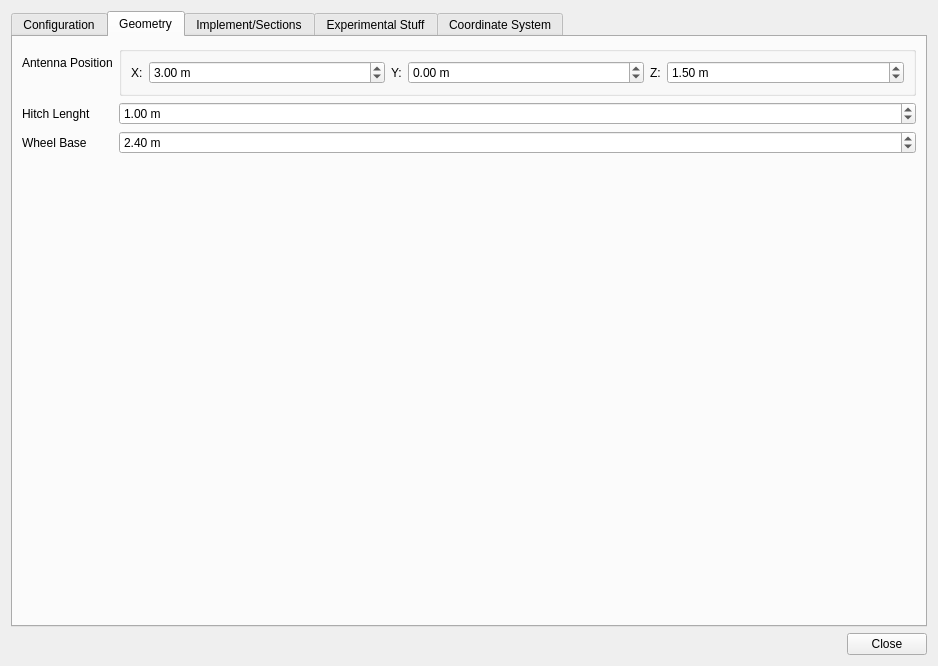
Above: src/gui/settingsdialog.ui from eringerli/QtOpenGuidance before the change. Below: the same form after it.
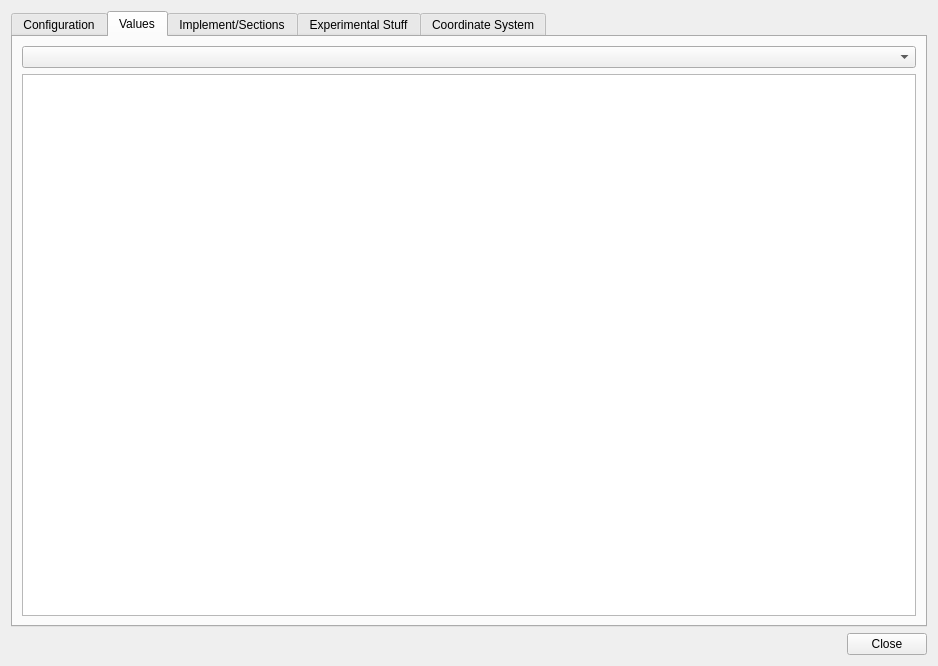
That is the form after the change. The open tabs and pages were chosen to show the change. Icons and pictures are not drawn. Custom widgets are drawn as their Qt base class.

Commit message:
Added aQTableView for editing the Vector-Blocks
- added a model to abstract the reading and writing of the data out of the
  blocks in the scene -> no copies are made
- added a tableview and a combobox: the combobox selects the model (for now
  only for VectorObjects), later planed for all configurable blocks
- removed the QGraphicsProxyWidget-based widgets in the scene

The edit to the form file:
```diff
--- a/src/gui/settingsdialog.ui
+++ b/src/gui/settingsdialog.ui
@@ -170,206 +170,16 @@
        </widget>
        <widget class="QWidget" name="verticalTabWidgetPage1">
         <attribute name="title">
-         <string>Geometry</string>
+         <string>Values</string>
         </attribute>
-        <layout class="QFormLayout" name="formLayout_4">
-         <item row="0" column="0">
-          <widget class="QLabel" name="label_4">
-           <property name="text">
-            <string>Antenna Position</string>
-           </property>
-           <property name="alignment">
-            <set>Qt::AlignBottom|Qt::AlignLeading|Qt::AlignLeft</set>
-           </property>
-          </widget>
+        <layout class="QVBoxLayout" name="verticalLayout_3">
+         <item>
+          <widget class="QComboBox" name="cbValues"/>
          </item>
-         <item row="0" column="1">
-          <widget class="QGroupBox" name="groupBox">
-           <property name="title">
-            <string/>
-           </property>
-           <property name="alignment">
-            <set>Qt::AlignLeading|Qt::AlignLeft|Qt::AlignVCenter</set>
-           </property>
-           <property name="flat">
+         <item>
+          <widget class="QTableView" name="twValues">
+           <property name="enabled">
             <bool>true</bool>
-           </property>
-           <property name="checkable">
-            <bool>false</bool>
-           </property>
-           <layout class="QHBoxLayout" name="horizontalLayout">
-            <item>
-             <layout class="QFormLayout" name="formLayout">
-              <item row="0" column="0">
-               <widget class="QLabel" name="label">
-                <property name="text">
-                 <string>X:</string>
-                </property>
-               </widget>
-              </item>
-              <item row="0" column="1">
-               <widget class="QDoubleSpinBox" name="dsb_antennaX">
-                <property name="sizePolicy">
-                 <sizepolicy hsizetype="Expanding" vsizetype="Fixed">
-                  <horstretch>0</horstretch>
-                  <verstretch>0</verstretch>
-                 </sizepolicy>
-                </property>
-                <property name="suffix">
-                 <string> m</string>
-                </property>
-                <property name="minimum">
-                 <double>-100.000000000000000</double>
-                </property>
-                <property name="maximum">
-                 <double>100.000000000000000</double>
-                </property>
-                <property name="stepType">
-                 <enum>QAbstractSpinBox::AdaptiveDecimalStepType</enum>
-                </property>
-                <property name="value">
-                 <double>3.000000000000000</double>
-                </property>
-               </widget>
-              </item>
-             </layout>
-            </item>
-            <item>
-             <layout class="QFormLayout" name="formLayout_2">
-              <item row="0" column="0">
-               <widget class="QLabel" name="label_2">
-                <property name="text">
-                 <string>Y:</string>
-                </property>
-               </widget>
-              </item>
-              <item row="0" column="1">
-               <widget class="QDoubleSpinBox" name="dsb_antennaY">
-                <property name="sizePolicy">
-                 <sizepolicy hsizetype="Expanding" vsizetype="Fixed">
-                  <horstretch>0</horstretch>
-                  <verstretch>0</verstretch>
-                 </sizepolicy>
-                </property>
-                <property name="suffix">
-                 <string> m</string>
-                </property>
-                <property name="minimum">
-                 <double>-100.000000000000000</double>
-                </property>
-                <property name="maximum">
-                 <double>100.000000000000000</double>
-                </property>
-                <property name="stepType">
-                 <enum>QAbstractSpinBox::AdaptiveDecimalStepType</enum>
-                </property>
-                <property name="value">
-                 <double>0.000000000000000</double>
-                </property>
-               </widget>
-              </item>
-             </layout>
-            </item>
-            <item>
-             <layout class="QFormLayout" name="formLayout_3">
-              <item row="0" column="0">
-               <widget class="QLabel" name="label_3">
-                <property name="text">
-                 <string>Z:</string>
-                </property>
-               </widget>
-              </item>
-              <item row="0" column="1">
-               <widget class="QDoubleSpinBox" name="dsb_antennaZ">
-                <property name="sizePolicy">
-                 <sizepolicy hsizetype="Expanding" vsizetype="Fixed">
-                  <horstretch>0</horstretch>
-                  <verstretch>0</verstretch>
-                 </sizepolicy>
-                </property>
-                <property name="suffix">
-                 <string> m</string>
-                </property>
-                <property name="minimum">
-                 <double>-100.000000000000000</double>
-                </property>
-                <property name="maximum">
-                 <double>100.000000000000000</double>
-                </property>
-                <property name="stepType">
-                 <enum>QAbstractSpinBox::AdaptiveDecimalStepType</enum>
-                </property>
-                <property name="value">
-                 <double>1.500000000000000</double>
-                </property>
-               </widget>
-              </item>
-             </layout>
-            </item>
-           </layout>
-          </widget>
-         </item>
-         <item row="1" column="0">
-          <widget class="QLabel" name="label_5">
-           <property name="text">
-            <string>Hitch Lenght</string>
-           </property>
-          </widget>
-         </item>
-         <item row="2" column="0">
-          <widget class="QLabel" name="label_6">
-           <property name="text">
-            <string>Wheel Base</string>
-           </property>
-          </widget>
-         </item>
-         <item row="2" column="1">
-          <widget class="QDoubleSpinBox" name="dsb_wheelbase">
-           <property name="sizePolicy">
-            <sizepolicy hsizetype="Expanding" vsizetype="Fixed">
-             <horstretch>0</horstretch>
-             <verstretch>0</verstretch>
-            </sizepolicy>
-           </property>
-           <property name="suffix">
-            <string> m</string>
-           </property>
-           <property name="minimum">
-            <double>-100.000000000000000</double>
-           </property>
-           <property name="maximum">
-            <double>100.000000000000000</double>
-           </property>
-           <property name="stepType">
-            <enum>QAbstractSpinBox::AdaptiveDecimalStepType</enum>
-           </property>
-           <property name="value">
-            <double>2.400000000000000</double>
-           </property>
-          </widget>
-         </item>
-         <item row="1" column="1">
-          <widget class="QDoubleSpinBox" name="dsb_hitchLenght">
-           <property name="sizePolicy">
-            <sizepolicy hsizetype="Expanding" vsizetype="Fixed">
-             <horstretch>0</horstretch>
-             <verstretch>0</verstretch>
-            </sizepolicy>
-           </property>
-           <property name="suffix">
-            <string> m</string>
-           </property>
-           <property name="minimum">
-            <double>-100.000000000000000</double>
-           </property>
-           <property name="maximum">
-            <double>100.000000000000000</double>
-           </property>
-           <property name="stepType">
-            <enum>QAbstractSpinBox::AdaptiveDecimalStepType</enum>
-           </property>
-           <property name="value">
-            <double>1.000000000000000</double>
            </property>
           </widget>
          </item>
```
The commit also changes 21 other files.
